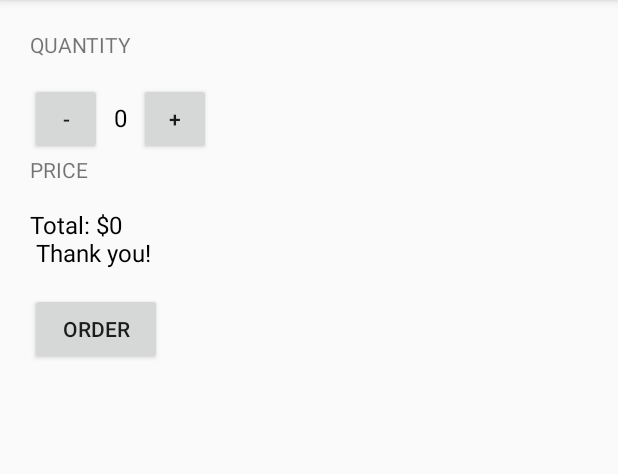
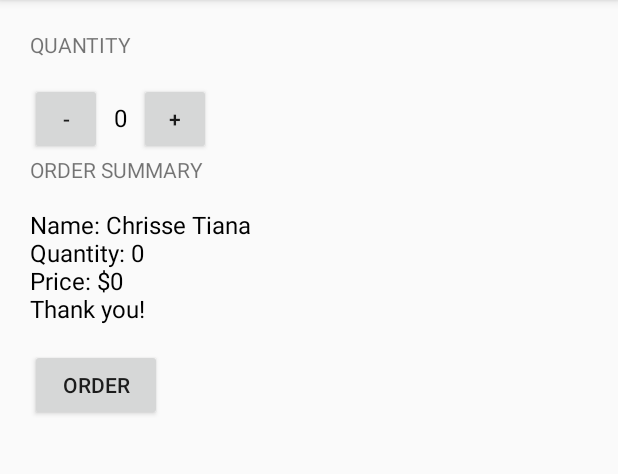
Before and after one commit to Chrissetiana/JustJava, an Android app: the screen it shows after launch (MainActivity), after a tap on "ORDER", on a phone screen of 412 x 824 dp, the part 84-558 px from its top. Run offline under Robolectric (Android 15) with nearby library versions, the phone set to English and light mode, and no system bars.

Commit message:
Created order summary

```diff
--- a/app/src/main/java/com/example/android/justjava/MainActivity.java
+++ b/app/src/main/java/com/example/android/justjava/MainActivity.java
@@ -4,8 +4,6 @@ import android.os.Bundle;
 import android.support.v7.app.AppCompatActivity;
 import android.view.View;
 import android.widget.TextView;
-
-import java.text.NumberFormat;
 
 /**
  * This app displays an order form to order coffee.
@@ -25,7 +23,7 @@ public class MainActivity extends AppCompatActivity {
      */
     public void increment(View view) {
         quantity = quantity + 1;
-        display(quantity);
+        displayQuantity(quantity);
     }
 
     /**
@@ -33,36 +31,45 @@ public class MainActivity extends AppCompatActivity {
      */
     public void decrement(View view) {
         quantity = quantity - 1;
-        display(quantity);
+        displayQuantity(quantity);
     }
 
     /**
      * This method is called when the order button is clicked.
      */
     public void submitOrder(View view) {
+        displayMessage(createOrderSummary());
+    }
+
+    /**
+     * Calculates the price of the order based on the current quantity.
+     */
+    private int calculatePrice() {
         int price = quantity * 5;
-        String priceMessage = "Total: $" + price + "\n Thank you!";
-        displayMessage(priceMessage);
+        return price;
+    }
+
+    /**
+     * This method displays the order summary
+     */
+    private String createOrderSummary() {
+        String priceMessage = "Name: Chrisse Tiana" +
+                "\nQuantity: " + quantity +
+                "\nPrice: $" + calculatePrice() +
+                "\nThank you!";
+        return priceMessage;
     }
 
     /**
      * This method displays the given quantity value on the screen.
      */
-    private void display(int number) {
+    private void displayQuantity(int number) {
         TextView quantityTextView = (TextView) findViewById(R.id.quantity_text_view);
         quantityTextView.setText("" + number);
     }
 
-    /**
-     * This method displays the given price on the screen.
-     */
-    private void displayPrice(int number) {
-        TextView priceTextView = (TextView) findViewById(R.id.price_text_view);
-        priceTextView.setText(NumberFormat.getCurrencyInstance().format(number));
-    }
-
     private void displayMessage(String message) {
-        TextView priceTextView = (TextView) findViewById(R.id.price_text_view);
-        priceTextView.setText(message);
+        TextView orderSummaryTextView = (TextView) findViewById(R.id.order_summary_text_view);
+        orderSummaryTextView.setText(message);
     }
 }
--- a/app/src/main/res/layout/activity_main.xml
+++ b/app/src/main/res/layout/activity_main.xml
@@ -50,14 +50,14 @@
         android:layout_width="wrap_content"
         android:layout_height="wrap_content"
         android:layout_marginBottom="16dp"
-        android:text="Price"
+        android:text="Order Summary"
         android:textAllCaps="true" />
 
     <TextView
-        android:id="@+id/price_text_view"
+        android:id="@+id/order_summary_text_view"
         android:layout_width="wrap_content"
         android:layout_height="wrap_content"
-        android:text="$10"
+        android:text="$5"
         android:textColor="@android:color/black"
         android:textSize="16sp" />
 
```
